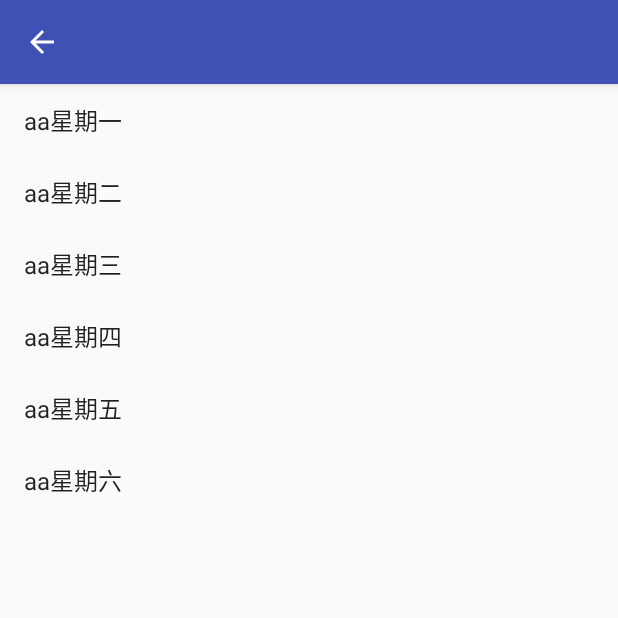
After one commit to zhaoyubetter/KotlinAndroidDemo, an Android app: the RecyclerTestActivity screen opened directly, with no data from a screen before it, on a phone screen of 412 x 824 dp, the top half of it. The commit adds this screen. Run offline under Robolectric (Android 15) with nearby library versions, the phone set to English and light mode, and no system bars.

```diff
--- a/app/src/main/AndroidManifest.xml
+++ b/app/src/main/AndroidManifest.xml
@@ -1,6 +1,8 @@
 <?xml version="1.0" encoding="utf-8"?>
 <manifest xmlns:android="http://schemas.android.com/apk/res/android"
     package="test.com.kotlinandroiddemo">
+
+    <uses-permission android:name="android.permission.INTERNET" />
 
     <application
         android:allowBackup="true"
@@ -17,7 +19,8 @@
             </intent-filter>
         </activity>
         <activity android:name=".ui.PrivacyLockViewUse1Activity" />
-        <activity android:name=".ui.DialogUseActivity"></activity>
+        <activity android:name=".ui.DialogUseActivity" />
+        <activity android:name=".ui.RecyclerTestActivity"></activity>
     </application>
 
 </manifest>
--- /dev/null
+++ b/app/src/main/java/test/com/kotlinandroiddemo/ui/RecyclerTestActivity.kt
@@ -0,0 +1,73 @@
+package test.com.kotlinandroiddemo.ui
+
+import android.content.Context
+import android.graphics.Color
+import android.support.v7.app.AppCompatActivity
+import android.os.Bundle
+import android.support.v7.widget.LinearLayoutManager
+import android.support.v7.widget.RecyclerView
+import android.support.v7.widget.Toolbar
+import android.view.LayoutInflater
+import android.view.View
+import android.view.ViewGroup
+import android.widget.TextView
+import kotlinx.android.synthetic.main.activity_main.*
+import kotlinx.android.synthetic.main.activity_privacy_lock_view_use1.*
+import org.jetbrains.anko.find
+import org.jetbrains.anko.sdk25.coroutines.onClick
+import org.jetbrains.anko.textColor
+import org.jetbrains.anko.toast
+import org.w3c.dom.Text
+
+import test.com.kotlinandroiddemo.R
+
+class RecyclerTestActivity : AppCompatActivity() {
+
+    private val items = listOf("星期一", "星期二", "星期三", "星期四", "星期五", "星期六")
+
+    override fun onCreate(savedInstanceState: Bundle?) {
+        super.onCreate(savedInstanceState)
+        setContentView(R.layout.activity_recycler_test)
+
+        val toolbar = find<Toolbar>(R.id.toolbar)
+
+        setSupportActionBar(toolbar)
+        supportActionBar?.title = intent.getStringExtra("title")
+        supportActionBar?.subtitle = intent.getStringExtra("desc")
+        supportActionBar?.setDisplayHomeAsUpEnabled(true)
+        toolbar.setNavigationOnClickListener { finish() }
+
+        recyclerView.layoutManager = LinearLayoutManager(this)
+        recyclerView.adapter = Adapter(items, object : OnItemClickListener {
+            override fun invoke(item: String) {
+                toast(item)
+            }
+        })
+    }
+
+    class Adapter(val datas: List<out String>, val itemClick: OnItemClickListener) : RecyclerView.Adapter<RecyclerView.ViewHolder>() {
+        override fun getItemCount(): Int = datas.size
+
+        override fun onCreateViewHolder(parent: ViewGroup, viewType: Int): RecyclerView.ViewHolder {
+            val layoutInflater = parent.context.getSystemService(Context.LAYOUT_INFLATER_SERVICE) as LayoutInflater
+            val view = layoutInflater.inflate(android.R.layout.simple_list_item_1, parent, false)
+            return ViewHolder(view)
+        }
+
+        override fun onBindViewHolder(holder: RecyclerView.ViewHolder, position: Int) {
+            // with 函数，给 receiver 添加扩展函数，并执行扩展函数
+            with(datas[position]) {
+                val text = holder.itemView as TextView
+                text.text = "aa" + this
+                holder.itemView.setOnClickListener { itemClick(this) }
+            }
+        }
+
+        class ViewHolder(text: View) : RecyclerView.ViewHolder(text)
+    }
+
+    interface OnItemClickListener {
+        operator fun invoke(item: String)
+    }
+
+}
--- a/app/src/main/res/layout/activity_privacy_lock_view_use1.xml
+++ b/app/src/main/res/layout/activity_privacy_lock_view_use1.xml
@@ -20,7 +20,7 @@
         android:layout_height="wrap_content"
         android:text="基本使用" />
 
-    <test.com.kotlinandroiddemo.PrivacyLockView
+    <test.com.kotlinandroiddemo.widget.PrivacyLockView
         android:id="@+id/privacyView"
         android:layout_width="match_parent"
         android:layout_height="wrap_content"
--- /dev/null
+++ b/app/src/main/res/layout/activity_recycler_test.xml
@@ -0,0 +1,20 @@
+<?xml version="1.0" encoding="utf-8"?>
+<LinearLayout xmlns:android="http://schemas.android.com/apk/res/android"
+    xmlns:app="http://schemas.android.com/apk/res-auto"
+    xmlns:tools="http://schemas.android.com/tools"
+    android:layout_width="match_parent"
+    android:layout_height="match_parent"
+    android:orientation="vertical"
+    tools:context="test.com.kotlinandroiddemo.ui.RecyclerTestActivity">
+
+    <include
+        layout="@layout/toolbar"
+        android:layout_width="match_parent"
+        android:layout_height="wrap_content" />
+
+    <android.support.v7.widget.RecyclerView
+        android:id="@+id/recyclerView"
+        android:layout_width="match_parent"
+        android:layout_height="match_parent" />
+
+</LinearLayout>
--- a/app/src/main/res/layout/privacy_lock_view_dialog_input.xml
+++ b/app/src/main/res/layout/privacy_lock_view_dialog_input.xml
@@ -31,7 +31,7 @@
         android:textColor="#5c5c5c"
         android:textSize="13sp" />
 
-    <test.com.kotlinandroiddemo.PrivacyLockView
+    <test.com.kotlinandroiddemo.widget.PrivacyLockView
         android:id="@+id/lock_view"
         android:layout_width="match_parent"
         android:layout_height="wrap_content"
--- a/app/src/main/res/layout/toolbar.xml
+++ b/app/src/main/res/layout/toolbar.xml
@@ -1,6 +1,9 @@
 <?xml version="1.0" encoding="utf-8"?>
-<LinearLayout xmlns:android="http://schemas.android.com/apk/res/android"
-    android:orientation="vertical" android:layout_width="match_parent"
-    android:layout_height="match_parent">
 
-</LinearLayout>
+<android.support.v7.widget.Toolbar xmlns:android="http://schemas.android.com/apk/res/android"
+    android:id="@+id/toolbar"
+    android:layout_width="match_parent"
+    android:layout_height="wrap_content"
+    android:background="@color/colorPrimary"
+    android:elevation="4dp"
+    android:theme="@style/AppTheme.AppBarOverlay" />
```
Also changed, not shown: app/build.gradle (+4 -4 lines), app/src/main/java/test/com/kotlinandroiddemo/MainActivity.java (deleted, +0 -13 lines), app/src/main/java/test/com/kotlinandroiddemo/MainActivity.kt (added, +12 -0 lines), app/src/main/java/test/com/kotlinandroiddemo/model/FuncTemplate.kt (+7 -0 lines), app/src/main/java/test/com/kotlinandroiddemo/ui/DialogUseActivity.kt (+1 -1 lines), app/src/main/java/test/com/kotlinandroiddemo/ui/PrivacyLockViewUse1Activity.kt (+1 -4 lines), app/src/main/java/test/com/kotlinandroiddemo/ui/model/Forecast.kt (added, +8 -0 lines), app/src/main/java/test/com/kotlinandroiddemo/ui/model/ForecastList.kt (added, +9 -0 lines), app/src/main/java/test/com/kotlinandroiddemo/widget/PrivacyLockView.kt (renamed from app/src/main/java/test/com/kotlinandroiddemo/PrivacyLockView.kt, +2 -1 lines).
